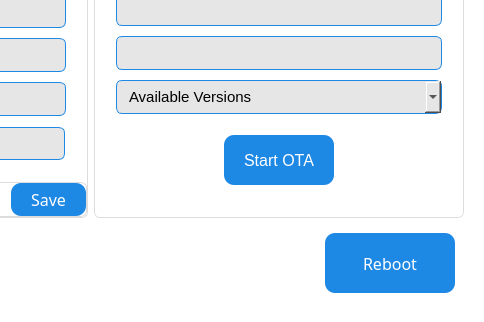
First picture: the form in QT_APP/factsetting.ui, repository eSpark-Backup/nabilfesal-msm-fw, before the edit; both pictures show x 316 to 800 and y 198 to 520 of the 800 by 520 pixel window.
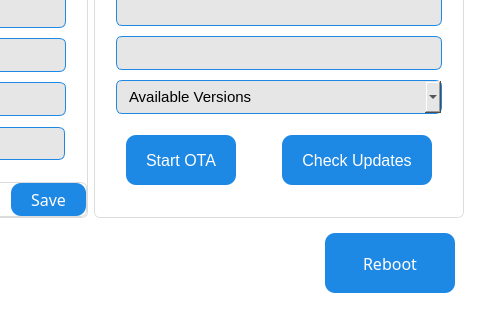
Second picture: the form after the edit. The open tabs and pages were chosen to show the change.

What changed in the file:
```diff
--- a/QT_APP/factsetting.ui
+++ b/QT_APP/factsetting.ui
@@ -1681,6 +1681,61 @@
                     </property>
                    </widget>
                   </item>
+                  <item>
+                   <spacer name="horizontalSpacer_4">
+                    <property name="orientation">
+                     <enum>Qt::Horizontal</enum>
+                    </property>
+                    <property name="sizeHint" stdset="0">
+                     <size>
+                      <width>40</width>
+                      <height>20</height>
+                     </size>
+                    </property>
+                   </spacer>
+                  </item>
+                  <item>
+                   <widget class="QPushButton" name="pushButton_5">
+                    <property name="sizePolicy">
+                     <sizepolicy hsizetype="Fixed" vsizetype="Fixed">
+                      <horstretch>0</horstretch>
+                      <verstretch>0</verstretch>
+                     </sizepolicy>
+                    </property>
+                    <property name="minimumSize">
+                     <size>
+                      <width>80</width>
+                      <height>50</height>
+                     </size>
+                    </property>
+                    <property name="styleSheet">
+                     <string notr="true">QPushButton {
+    background-color: #1E88E5;   /* Blue */
+    color: white;               /* White text */
+    border: none;               /* No border line */
+    border-radius: 10px;        /* Rounded corners */
+    padding: 6px 20px;          /* Spacing inside */
+    font-size: 16px;            /* Font size */
+}
+
+QPushButton:hover {
+    background-color: #1565C0;  /* Darker blue on hover */
+}
+
+QPushButton:pressed {
+    background-color: #0D47A1;  /* Darkest blue when pressed */
+}
+QPushButton:focus {
+    outline: none;                 /* Remove dotted border */
+    background-color: #074475;     /* Brighter blue highlight */
+    border: 2px solid black;       /* White glow/border */
+}</string>
+                    </property>
+                    <property name="text">
+                     <string>Check Updates</string>
+                    </property>
+                   </widget>
+                  </item>
                  </layout>
                 </widget>
                </item>
```
Left out of the diff: 9 changed lines with no effect on the pictures.
